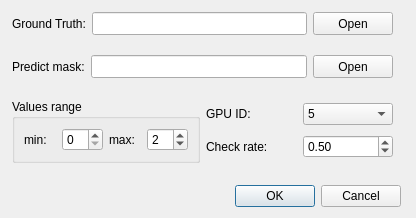
First picture: the form in ui/postProcess/AccuracyEvaluate.ui, repository scrssys/semantic_segment_RSImage, before the edit.
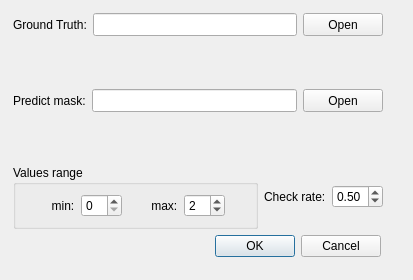
Second picture: the form after the edit.

Diff of the .ui file:
```diff
--- a/ui/postProcess/AccuracyEvaluate.ui
+++ b/ui/postProcess/AccuracyEvaluate.ui
@@ -6,8 +6,8 @@
    <rect>
     <x>0</x>
     <y>0</y>
-    <width>416</width>
-    <height>218</height>
+    <width>413</width>
+    <height>280</height>
    </rect>
   </property>
   <property name="windowTitle">
@@ -16,8 +16,8 @@
   <widget class="QDialogButtonBox" name="buttonBox">
    <property name="geometry">
     <rect>
-     <x>190</x>
-     <y>180</y>
+     <x>170</x>
+     <y>230</y>
      <width>211</width>
      <height>32</height>
     </rect>
@@ -32,13 +32,13 @@
   <widget class="QWidget" name="">
    <property name="geometry">
     <rect>
-     <x>12</x>
-     <y>12</y>
-     <width>381</width>
-     <height>151</height>
+     <x>13</x>
+     <y>13</y>
+     <width>370</width>
+     <height>216</height>
     </rect>
    </property>
-   <layout class="QVBoxLayout" name="verticalLayout_4">
+   <layout class="QVBoxLayout" name="verticalLayout">
     <item>
      <layout class="QVBoxLayout" name="verticalLayout_3">
       <item>
@@ -154,7 +154,7 @@
      </layout>
     </item>
     <item>
-     <layout class="QHBoxLayout" name="horizontalLayout_4">
+     <layout class="QHBoxLayout" name="horizontalLayout_3">
       <item>
        <widget class="QGroupBox" name="groupBox">
         <property name="title">
@@ -164,7 +164,7 @@
          <item>
           <widget class="QLabel" name="label">
            <property name="text">
-            <string>min:</string>
+            <string>        min:</string>
            </property>
           </widget>
          </item>
@@ -174,7 +174,7 @@
          <item>
           <widget class="QLabel" name="label_2">
            <property name="text">
-            <string>max:</string>
+            <string>       max:</string>
            </property>
           </widget>
          </item>
@@ -188,58 +188,21 @@
            </property>
           </widget>
          </item>
-        </layout>
-       </widget>
-      </item>
       <item>
-       <layout class="QVBoxLayout" name="verticalLayout">
-        <item>
-         <layout class="QHBoxLayout" name="horizontalLayout_3">
-          <item>
-           <widget class="QLabel" name="label_4">
-            <property name="text">
-             <string>GPU ID:</string>
-            </property>
-           </widget>
-          </item>
-          <item>
-           <widget class="QComboBox" name="comboBox_gupid">
-            <property name="currentIndex">
-             <number>5</number>
-            </property>
-            <item>
-             <property name="text">
-              <string>0</string>
-             </property>
-            </item>
-            <item>
-             <property name="text">
-              <string>1</string>
-             </property>
-            </item>
-            <item>
-             <property name="text">
-              <string>2</string>
-             </property>
-            </item>
-            <item>
-             <property name="text">
-              <string>3</string>
-             </property>
-            </item>
-            <item>
-             <property name="text">
-              <string>4</string>
-             </property>
-            </item>
-            <item>
-             <property name="text">
-              <string>5</string>
-             </property>
-            </item>
-           </widget>
-          </item>
-         </layout>
+          <spacer name="horizontalSpacer">
+           <property name="orientation">
+            <enum>Qt::Horizontal</enum>
+           </property>
+           <property name="sizeHint" stdset="0">
+            <size>
+             <width>40</width>
+             <height>20</height>
+            </size>
+           </property>
+          </spacer>
+         </item>
+        </layout>
+       </widget>
         </item>
         <item>
          <layout class="QHBoxLayout" name="horizontalLayout">
@@ -265,8 +228,6 @@
              <double>0.500000000000000</double>
             </property>
            </widget>
-          </item>
-         </layout>
         </item>
        </layout>
       </item>
```
Lines whose indentation alone changed are shown as unchanged.
